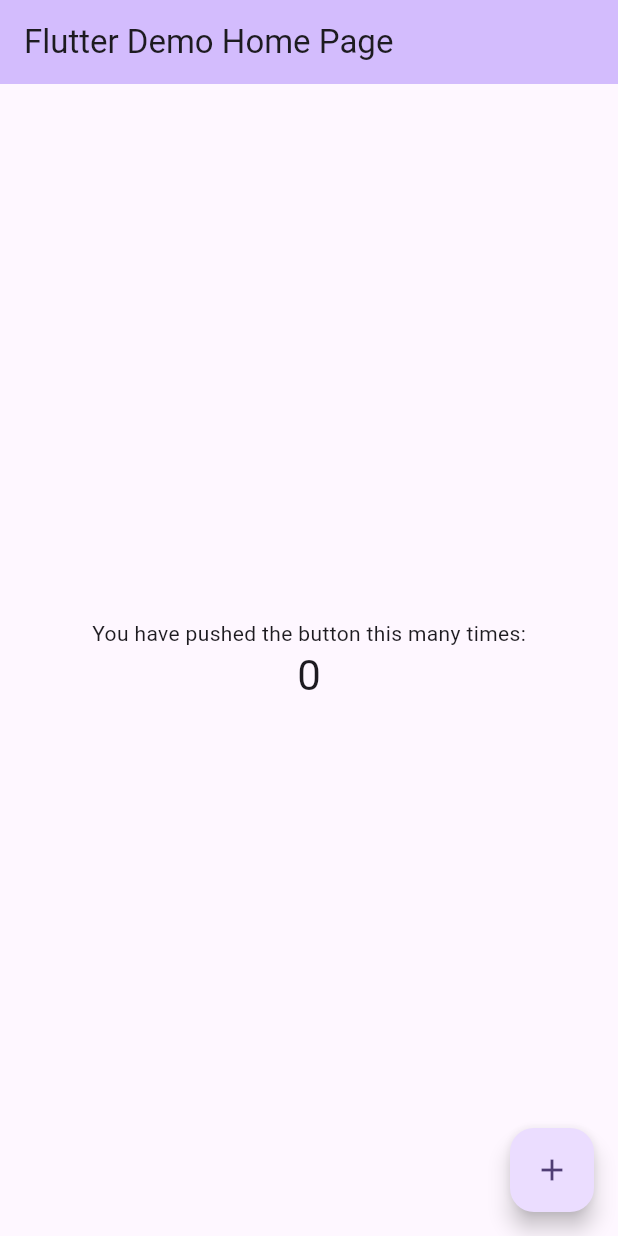
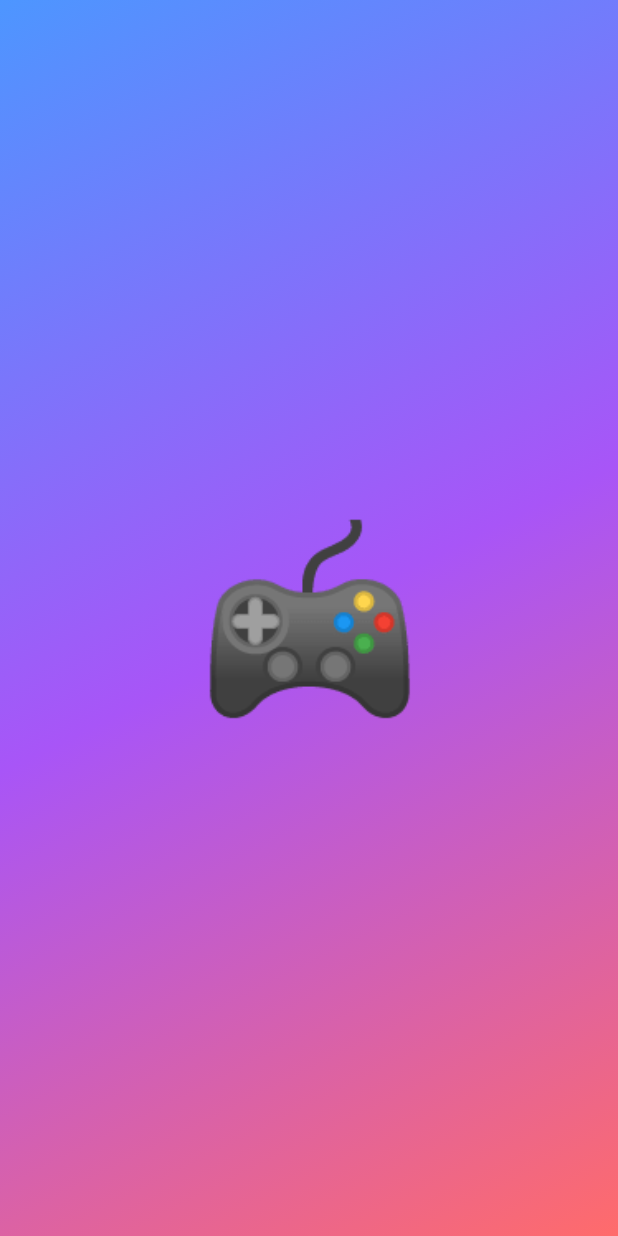
Before and after one commit to Xilorole/asobaby-clone, a Flutter app: the screen it shows after launch, on a phone screen of 412 x 824 dp. Run offline on Flutter 3.47's test engine with Material 3 defaults, Android fonts, the phone set to English and light mode, and no system bars; our stand-ins replace dio, hive, hive_flutter; accounts and stored records are empty.

Commit message:
feat: app shell - theme, parent gate, main.dart rewrite
- BabyTheme: bright coral/teal/yellow color palette, large rounded
  buttons, fullscreen-first design with no app bar
- ParentGate: hidden long-press overlay + 3-second hold challenge
  to prevent babies from accessing parent-only areas
- Rewrite main.dart: Hive init, ContentService init, immersive
  fullscreen mode, portrait lock, baby-friendly MaterialApp
- Placeholder CatalogScreen with gradient background
- Remove old counter demo code entirely

```diff
--- /dev/null
+++ b/lib/app/baby_theme.dart
@@ -0,0 +1,59 @@
+import 'package:flutter/material.dart';
+
+/// Baby-friendly theme with bright colors, large touch targets,
+/// and rounded corners. No small text or complex UI elements.
+class BabyTheme {
+  BabyTheme._();
+
+  // Bright, cheerful primary colors
+  static const Color primaryColor = Color(0xFFFF6B6B); // Coral red
+  static const Color secondaryColor = Color(0xFF4ECDC4); // Teal
+  static const Color accentYellow = Color(0xFFFFE66D); // Sunny yellow
+  static const Color accentPurple = Color(0xFFa855f7); // Playful purple
+  static const Color accentGreen = Color(0xFF6BCB77); // Leaf green
+  static const Color accentBlue = Color(0xFF4D96FF); // Sky blue
+  static const Color bgColor = Color(0xFFF8F9FA); // Soft white
+
+  /// List of fun colors for game elements.
+  static const List<Color> funColors = [
+    primaryColor,
+    secondaryColor,
+    accentYellow,
+    accentPurple,
+    accentGreen,
+    accentBlue,
+  ];
+
+  static ThemeData get themeData {
+    return ThemeData(
+      useMaterial3: true,
+      colorScheme: ColorScheme.fromSeed(
+        seedColor: primaryColor,
+        primary: primaryColor,
+        secondary: secondaryColor,
+        surface: bgColor,
+        brightness: Brightness.light,
+      ),
+      scaffoldBackgroundColor: bgColor,
+      // Large, rounded buttons
+      elevatedButtonTheme: ElevatedButtonThemeData(
+        style: ElevatedButton.styleFrom(
+          minimumSize: const Size(120, 60),
+          shape: RoundedRectangleBorder(
+            borderRadius: BorderRadius.circular(24),
+          ),
+          textStyle: const TextStyle(
+            fontSize: 24,
+            fontWeight: FontWeight.bold,
+          ),
+        ),
+      ),
+      // No app bar by default (baby games are fullscreen)
+      appBarTheme: const AppBarTheme(
+        toolbarHeight: 0,
+        elevation: 0,
+        backgroundColor: Colors.transparent,
+      ),
+    );
+  }
+}
--- /dev/null
+++ b/lib/catalog/catalog_screen.dart
@@ -0,0 +1,34 @@
+import 'package:flutter/material.dart';
+
+import '../app/baby_theme.dart';
+
+/// Placeholder catalog screen — will be fully built in a later commit.
+/// Shows a colorful welcome screen for now.
+class CatalogScreen extends StatelessWidget {
+  const CatalogScreen({super.key});
+
+  @override
+  Widget build(BuildContext context) {
+    return Scaffold(
+      body: Container(
+        decoration: const BoxDecoration(
+          gradient: LinearGradient(
+            begin: Alignment.topLeft,
+            end: Alignment.bottomRight,
+            colors: [
+              BabyTheme.accentBlue,
+              BabyTheme.accentPurple,
+              BabyTheme.primaryColor,
+            ],
+          ),
+        ),
+        child: const Center(
+          child: Text(
+            '🎮',
+            style: TextStyle(fontSize: 120),
+          ),
+        ),
+      ),
+    );
+  }
+}
--- /dev/null
+++ b/lib/common/common.dart
@@ -0,0 +1 @@
+export 'parent_gate.dart';
--- a/lib/main.dart
+++ b/lib/main.dart
@@ -1,122 +1,49 @@
 import 'package:flutter/material.dart';
+import 'package:flutter/services.dart';
+import 'package:hive_flutter/hive_flutter.dart';
 
-void main() {
-  runApp(const MyApp());
+import 'app/baby_theme.dart';
+import 'services/content_service.dart';
+import 'catalog/catalog_screen.dart';
+
+/// Remote manifest URL (Azure Blob Storage).
+/// Replace with your actual Azure Blob container URL.
+const kRemoteManifestUrl =
+    'https://asobaby.blob.core.windows.net/games/manifest.json';
+
+late ContentService contentService;
+
+void main() async {
+  WidgetsFlutterBinding.ensureInitialized();
+
+  // Initialize Hive for local storage
+  await Hive.initFlutter();
+
+  // Initialize content service
+  contentService = ContentService(remoteManifestUrl: kRemoteManifestUrl);
+  await contentService.init();
+
+  // Enter immersive fullscreen (hide status bar + nav bar)
+  await SystemChrome.setEnabledSystemUIMode(SystemUiMode.immersiveSticky);
+
+  // Lock to portrait for now (individual games can override)
+  await SystemChrome.setPreferredOrientations([
+    DeviceOrientation.portraitUp,
+  ]);
+
+  runApp(const AsobabyApp());
 }
 
-class MyApp extends StatelessWidget {
-  const MyApp({super.key});
+class AsobabyApp extends StatelessWidget {
+  const AsobabyApp({super.key});
 
-  // This widget is the root of your application.
   @override
   Widget build(BuildContext context) {
     return MaterialApp(
-      title: 'Flutter Demo',
-      theme: ThemeData(
-        // This is the theme of your application.
-        //
-        // TRY THIS: Try running your application with "flutter run". You'll see
-        // the application has a purple toolbar. Then, without quitting the app,
-        // try changing the seedColor in the colorScheme below to Colors.green
-        // and then invoke "hot reload" (save your changes or press the "hot
-        // reload" button in a Flutter-supported IDE, or press "r" if you used
-        // the command line to start the app).
-        //
-        // Notice that the counter didn't reset back to zero; the application
-        // state is not lost during the reload. To reset the state, use hot
-        // restart instead.
-        //
-        // This works for code too, not just values: Most code changes can be
-        // tested with just a hot reload.
-        colorScheme: .fromSeed(seedColor: Colors.deepPurple),
-      ),
-      home: const MyHomePage(title: 'Flutter Demo Home Page'),
+      title: 'Asobaby',
+      debugShowCheckedModeBanner: false,
+      theme: BabyTheme.themeData,
+      home: const CatalogScreen(),
     );
   }
 }
-
-class MyHomePage extends StatefulWidget {
-  const MyHomePage({super.key, required this.title});
-
-  // This widget is the home page of your application. It is stateful, meaning
-  // that it has a State object (defined below) that contains fields that affect
-  // how it looks.
-
-  // This class is the configuration for the state. It holds the values (in this
-  // case the title) provided by the parent (in this case the App widget) and
-  // used by the build method of the State. Fields in a Widget subclass are
-  // always marked "final".
-
-  final String title;
-
-  @override
-  State<MyHomePage> createState() => _MyHomePageState();
-}
-
-class _MyHomePageState extends State<MyHomePage> {
-  int _counter = 0;
-
-  void _incrementCounter() {
-    setState(() {
-      // This call to setState tells the Flutter framework that something has
-      // changed in this State, which causes it to rerun the build method below
-      // so that the display can reflect the updated values. If we changed
-      // _counter without calling setState(), then the build method would not be
-      // called again, and so nothing would appear to happen.
-      _counter++;
-    });
-  }
-
-  @override
-  Widget build(BuildContext context) {
-    // This method is rerun every time setState is called, for instance as done
-    // by the _incrementCounter method above.
-    //
-    // The Flutter framework has been optimized to make rerunning build methods
-    // fast, so that you can just rebuild anything that needs updating rather
-    // than having to individually change instances of widgets.
-    return Scaffold(
-      appBar: AppBar(
-        // TRY THIS: Try changing the color here to a specific color (to
-        // Colors.amber, perhaps?) and trigger a hot reload to see the AppBar
-        // change color while the other colors stay the same.
-        backgroundColor: Theme.of(context).colorScheme.inversePrimary,
-        // Here we take the value from the MyHomePage object that was created by
-        // the App.build method, and use it to set our appbar title.
-        title: Text(widget.title),
-      ),
-      body: Center(
-        // Center is a layout widget. It takes a single child and positions it
-        // in the middle of the parent.
-        child: Column(
-          // Column is also a layout widget. It takes a list of children and
-          // arranges them vertically. By default, it sizes itself to fit its
-          // children horizontally, and tries to be as tall as its parent.
-          //
-          // Column has various properties to control how it sizes itself and
-          // how it positions its children. Here we use mainAxisAlignment to
-          // center the children vertically; the main axis here is the vertical
-          // axis because Columns are vertical (the cross axis would be
-          // horizontal).
-          //
-          // TRY THIS: Invoke "debug painting" (choose the "Toggle Debug Paint"
-          // action in the IDE, or press "p" in the console), to see the
-          // wireframe for each widget.
-          mainAxisAlignment: .center,
-          children: [
-            const Text('You have pushed the button this many times:'),
-            Text(
-              '$_counter',
-              style: Theme.of(context).textTheme.headlineMedium,
-            ),
-          ],
-        ),
-      ),
-      floatingActionButton: FloatingActionButton(
-        onPressed: _incrementCounter,
-        tooltip: 'Increment',
-        child: const Icon(Icons.add),
-      ),
-    );
-  }
-}
```
Also changed, not shown: lib/common/parent_gate.dart (added, +161 -0 lines).
